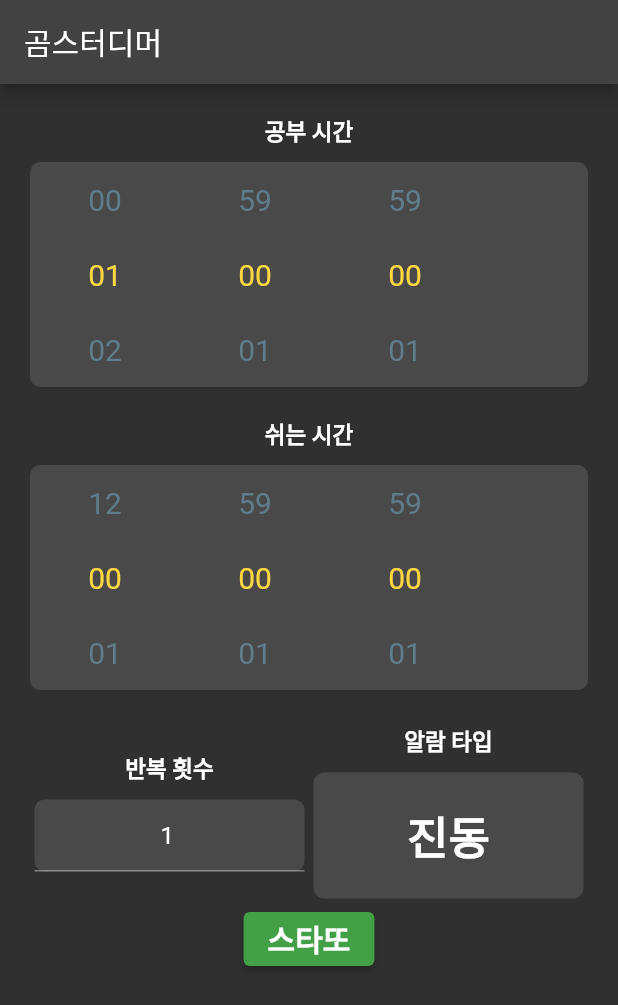
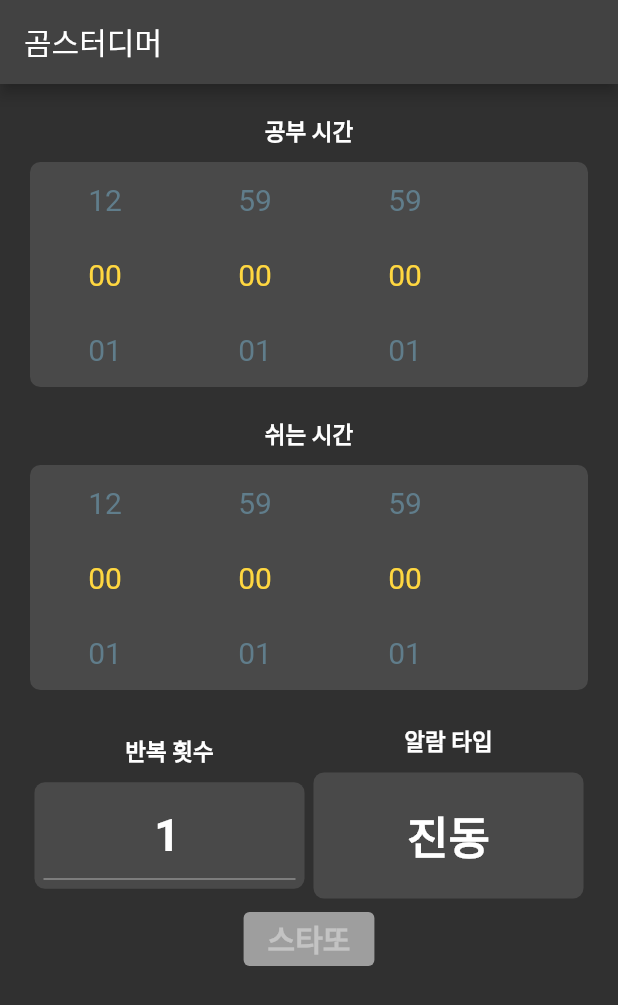
Before and after one commit to MISEONGKIM/studimer, a Flutter app: the screen it shows after launch, on a phone screen of 412 x 824 dp. Shown: the top 1005 px of the screen. Run offline on Flutter 3.47's test engine with Material 2 defaults, Android fonts, the phone set to English and light mode, and no system bars; drawn by our look-alikes of numberpicker; our stand-ins replace floor, sqflite; accounts and stored records are empty; generated files the repository leaves out were written again.

Commit message:
fix : timer, repeat text widget add

```diff
--- a/lib/src/data/models/internal/study_cycle.dart
+++ b/lib/src/data/models/internal/study_cycle.dart
@@ -2,8 +2,8 @@ import 'notice.dart';
 
 class StudyCycle {
   int? id;
-  Duration studyTime = const Duration(hours: 1);
-  Duration restTime = const Duration(hours: 0);
+  Duration studyTime = Duration.zero;
+  Duration restTime = Duration.zero;
   int? repeat = 1;
   Notice? notice = Notice.noticeList[0];
 
--- a/lib/src/presentation/providers/cycle_option_provider.dart
+++ b/lib/src/presentation/providers/cycle_option_provider.dart
@@ -7,6 +7,12 @@ class CycleOptionProvider extends ChangeNotifier {
   late StudyCycle oneCycle = StudyCycle();
   FocusNum focusOn = FocusNum.none;
   TimerStatus timerStatus = TimerStatus.cancle;
+  bool isStudyMode = true;
+  bool isTimerBtnDisabled = true;
+
+  CycleOptionProvider() {
+    checkIsTimeBtnDisabled();
+  }
 
   setFocusOn(FocusNum value) {
     if (value != FocusNum.none && timerStatus == TimerStatus.start) return;
@@ -14,12 +20,20 @@ class CycleOptionProvider extends ChangeNotifier {
     notifyListeners();
   }
 
+  checkIsTimeBtnDisabled() {
+    isTimerBtnDisabled = oneCycle.restTime == Duration.zero &&
+        oneCycle.studyTime == Duration.zero;
+    notifyListeners();
+  }
+
   setStudyTime(Duration newTime) {
     oneCycle.studyTime = newTime;
+    checkIsTimeBtnDisabled();
   }
 
   setRestTime(Duration newTime) {
     oneCycle.restTime = newTime;
+    checkIsTimeBtnDisabled();
   }
 
   setRepeat(int value) {
--- a/lib/src/presentation/providers/timer_provider.dart
+++ b/lib/src/presentation/providers/timer_provider.dart
@@ -1,3 +1,5 @@
+import 'dart:async';
+
 import 'package:flutter/cupertino.dart';
 
 class TimerProvider extends ChangeNotifier {
@@ -5,16 +7,27 @@ class TimerProvider extends ChangeNotifier {
   int minuate = 0;
   int second = 0;
   final Function setTime;
+  late Timer _timer;
+  bool z = true;
 
-  TimerProvider(Duration duration, this.setTime) {
+  TimerProvider(Duration duration, this.setTime, this.z) {
+    durationConvert(duration);
+  }
+
+  durationConvert(Duration duration) {
     hour = duration.inHours;
     minuate = duration.inMinutes.remainder(60);
     second = duration.inSeconds.remainder(60);
+    notifyListeners();
   }
 
   _notify() {
     setTime(Duration(hours: hour, minutes: minuate, seconds: second));
     notifyListeners();
+  }
+
+  String lpadZeroFormatter(int value) {
+    return value > 9 ? value.toString() : '0$value';
   }
 
   setHour(int value) {
@@ -31,4 +44,26 @@ class TimerProvider extends ChangeNotifier {
     second = value;
     _notify();
   }
+
+  start(Duration time, {required Function() cancelNextExec}) {
+    int seconds = time.inSeconds;
+    _timer = Timer.periodic(const Duration(seconds: 1), (timer) {
+      seconds -= 1;
+      print(seconds);
+      durationConvert(Duration(seconds: seconds));
+      if (seconds == 0) {
+        stop(cancelNextExec: cancelNextExec);
+      }
+    });
+  }
+
+  stop({required Function() cancelNextExec}) {
+    cancelNextExec();
+    _timer.cancel();
+  }
+
+  cancle() {
+    _timer.cancel();
+    //시간 값 초기화 ?
+  }
 }
--- a/lib/src/presentation/views/main_view.dart
+++ b/lib/src/presentation/views/main_view.dart
@@ -1,6 +1,7 @@
 import 'package:flutter/material.dart';
 import 'package:studimer/src/core/common/provider_consumer.dart';
 import 'package:studimer/src/core/resources/type.dart';
+import 'package:studimer/src/presentation/providers/timer_provider.dart';
 import 'package:studimer/src/presentation/widgets/notice/index.dart';
 import 'package:studimer/src/presentation/widgets/repeat/index.dart';
 import 'package:studimer/src/presentation/widgets/timer/index.dart';
@@ -23,24 +24,27 @@ class MainView extends StatelessWidget {
       ),
       body: Container(
         padding: const EdgeInsets.all(20),
-        child: CycleOptionPrvdConsumer(
-            builder: (context, provider) => Column(
-                  children: [
+        child: CycleOptionPrvdConsumer(builder: (context, provider) {
+          final TimerProvider studyTmProvider = TimerProvider(
+              provider.oneCycle.studyTime, provider.setStudyTime, true);
+
+          final TimerProvider restTmProvider = TimerProvider(
+              provider.oneCycle.restTime, provider.setStudyTime, false);
+
+          return Column(children: [
             _enableCheck(
                 provider.focusOn,
                 FocusNum.studytime,
                 TimerWidget(
                     title: '공부 시간',
-                            time: provider.oneCycle.studyTime,
-                            setTime: provider.setStudyTime,
+                    timerProvider: studyTmProvider,
                     focusNum: FocusNum.studytime)),
             _enableCheck(
                 provider.focusOn,
                 FocusNum.resttime,
                 TimerWidget(
                   title: '쉬는 시간',
-                          time: provider.oneCycle.restTime,
-                          setTime: provider.setRestTime,
+                  timerProvider: restTmProvider,
                   focusNum: FocusNum.resttime,
                 )),
             Row(
@@ -52,10 +56,14 @@ class MainView extends StatelessWidget {
                     const Expanded(child: NoticeWidget()))
               ],
             ),
-                    _enableCheck(provider.focusOn, FocusNum.none,
-                        const TimerControllButton())
-                  ],
-                )),
+            _enableCheck(
+                provider.focusOn,
+                FocusNum.none,
+                TimerControllButton(
+                    studyTmProvider: studyTmProvider,
+                    restTmProvider: restTmProvider))
+          ]);
+        }),
       ),
     );
   }
--- a/lib/src/presentation/widgets/repeat/index.dart
+++ b/lib/src/presentation/widgets/repeat/index.dart
@@ -1,6 +1,6 @@
 import 'package:flutter/material.dart';
 
-import 'repeat_textfield.dart';
+import 'repeat_container.dart';
 
 class RepeatWidget extends StatelessWidget {
   const RepeatWidget({Key? key}) : super(key: key);
@@ -9,13 +9,17 @@ class RepeatWidget extends StatelessWidget {
   Widget build(BuildContext context) {
     return Container(
         padding: const EdgeInsets.all(3),
-        child: Column(mainAxisAlignment: MainAxisAlignment.center, children: [
-          const Text(
-            '반복 횟수',
-            style: TextStyle(
-                color: Colors.white, fontSize: 15, fontWeight: FontWeight.bold),
-          ),
-          RepeatTextField()
-        ]));
+        child: Column(
+            mainAxisAlignment: MainAxisAlignment.center,
+            children: const [
+              Text(
+                '반복 횟수',
+                style: TextStyle(
+                    color: Colors.white,
+                    fontSize: 15,
+                    fontWeight: FontWeight.bold),
+              ),
+              RepeatContainer()
+            ]));
   }
 }
--- /dev/null
+++ b/lib/src/presentation/widgets/repeat/repeat_container.dart
@@ -0,0 +1,19 @@
+import 'package:flutter/material.dart';
+import 'package:studimer/src/core/common/provider_consumer.dart';
+import 'package:studimer/src/core/resources/type.dart';
+
+import 'repeat_text.dart';
+import 'repeat_textfield.dart';
+
+class RepeatContainer extends StatelessWidget {
+  const RepeatContainer({Key? key}) : super(key: key);
+
+  @override
+  Widget build(BuildContext context) {
+    return CycleOptionPrvdConsumer(
+        builder: (context, provider) =>
+            provider.timerStatus == TimerStatus.start
+                ? RepeatText(provider: provider)
+                : RepeatTextField(provider: provider));
+  }
+}
--- a/lib/src/presentation/widgets/repeat/repeat_textfield.dart
+++ b/lib/src/presentation/widgets/repeat/repeat_textfield.dart
@@ -1,9 +1,10 @@
 import 'package:flutter/material.dart';
-import 'package:studimer/src/core/common/provider_consumer.dart';
 import 'package:studimer/src/core/resources/type.dart';
+import 'package:studimer/src/presentation/providers/cycle_option_provider.dart';
 
 class RepeatTextField extends StatelessWidget {
-  RepeatTextField({Key? key}) : super(key: key);
+  RepeatTextField({Key? key, required this.provider}) : super(key: key);
+  final CycleOptionProvider provider;
   final FocusNode _focus = FocusNode();
   _fieldFocusChange(
       BuildContext context, FocusNode currentFocus, dynamic provider) {
@@ -13,14 +14,16 @@ class RepeatTextField extends StatelessWidget {
 
   @override
   Widget build(BuildContext context) {
-    return CycleOptionPrvdConsumer(
-        builder: (context, provider) => Container(
+    return Container(
+        width: double.infinity,
         margin: const EdgeInsets.only(top: 10),
+        padding: const EdgeInsets.all(6),
         decoration: BoxDecoration(
           color: Colors.white12,
           borderRadius: BorderRadius.circular(7),
         ),
         child: TextFormField(
+          style: const TextStyle(fontSize: 30, fontWeight: FontWeight.bold),
           textInputAction: TextInputAction.done,
           onFieldSubmitted: (term) {
             _fieldFocusChange(context, _focus, provider);
@@ -36,6 +39,6 @@ class RepeatTextField extends StatelessWidget {
           readOnly: provider.timerStatus == TimerStatus.start,
           keyboardType: TextInputType.number,
           textAlign: TextAlign.center,
-            )));
+        ));
   }
 }
--- a/lib/src/presentation/widgets/timer/index.dart
+++ b/lib/src/presentation/widgets/timer/index.dart
@@ -7,18 +7,18 @@ import 'package:studimer/src/presentation/widgets/timer/timer_number_container.d
 import 'package:studimer/src/presentation/widgets/timer/timer_number_picker.dart';
 import 'package:studimer/src/presentation/widgets/timer/timer_number_textfield.dart';
 
+import 'timer_text_container.dart';
+
 class TimerWidget extends StatelessWidget {
-  const TimerWidget(
-      {Key? key,
-      required this.title,
-      required this.time,
-      required this.focusNum,
-      required this.setTime})
-      : super(key: key);
+  const TimerWidget({
+    Key? key,
+    required this.title,
+    required this.focusNum,
+    required this.timerProvider,
+  }) : super(key: key);
   final String title;
-  final Duration time;
   final FocusNum focusNum;
-  final void Function(Duration newTime) setTime;
+  final TimerProvider timerProvider;
   @override
   Widget build(BuildContext context) {
     return Container(
@@ -53,8 +53,10 @@ class TimerWidget extends StatelessWidget {
                             onChange: onChange,
                           );
                 return ChangeNotifierProvider(
-                    create: (_) => TimerProvider(time, setTime),
-                    child: TimerNumberContainer(childWidget: childWidget));
+                    create: (_) => timerProvider,
+                    child: provider.timerStatus == TimerStatus.start
+                        ? const TimerTextContainer()
+                        : TimerNumberContainer(childWidget: childWidget));
               }))
         ]));
   }
--- a/lib/src/presentation/widgets/timer/timer_controll_button.dart
+++ b/lib/src/presentation/widgets/timer/timer_controll_button.dart
@@ -1,15 +1,19 @@
 import 'package:flutter/material.dart';
 import 'package:studimer/src/core/common/provider_consumer.dart';
 import 'package:studimer/src/core/resources/type.dart';
+import 'package:studimer/src/presentation/providers/timer_provider.dart';
 
 class TimerControllButton extends StatelessWidget {
-  const TimerControllButton({Key? key}) : super(key: key);
-
+  const TimerControllButton(
+      {Key? key, required this.restTmProvider, required this.studyTmProvider})
+      : super(key: key);
+  final TimerProvider studyTmProvider;
+  final TimerProvider restTmProvider;
   @override
   Widget build(BuildContext context) {
     return CycleOptionPrvdConsumer(
-        builder: (context, provider) =>
-            provider.timerStatus == TimerStatus.start
+        builder: (context, provider) => provider.timerStatus ==
+                TimerStatus.start
             ? Row(children: [
                 ElevatedButton(
                     style: ElevatedButton.styleFrom(
@@ -26,17 +30,34 @@ class TimerControllButton extends StatelessWidget {
                             fontWeight: FontWeight.bold, fontSize: 20),
                         backgroundColor: Colors.brown),
                     onPressed: () {
+                      provider.isStudyMode
+                          ? studyTmProvider.stop(
+                              cancelNextExec: () =>
+                                  provider.setTimerStatus(TimerStatus.cancle))
+                          : restTmProvider.stop(
+                              cancelNextExec: () =>
+                                  provider.setTimerStatus(TimerStatus.cancle));
                       provider.setTimerStatus(TimerStatus.cancle);
                     },
                     child: const Text('뭠춰'))
               ])
             : ElevatedButton(
                 style: ElevatedButton.styleFrom(
+                    disabledBackgroundColor: Colors.grey,
                     foregroundColor: Colors.white,
                     textStyle: const TextStyle(
                         fontWeight: FontWeight.bold, fontSize: 20),
                     backgroundColor: Colors.green[600]),
-                    onPressed: () {
+                onPressed: provider.isTimerBtnDisabled
+                    ? null
+                    : () {
+                        provider.isStudyMode
+                            ? studyTmProvider.start(provider.oneCycle.studyTime,
+                                cancelNextExec: () =>
+                                    provider.setTimerStatus(TimerStatus.cancle))
+                            : restTmProvider.start(provider.oneCycle.restTime,
+                                cancelNextExec: () => provider
+                                    .setTimerStatus(TimerStatus.cancle));
                         provider.setTimerStatus(TimerStatus.start);
                       },
                 child: const Text('스타또')));
--- a/lib/src/presentation/widgets/timer/timer_number_textfield.dart
+++ b/lib/src/presentation/widgets/timer/timer_number_textfield.dart
@@ -44,7 +44,6 @@ class TimerNumberTextField extends StatelessWidget {
               final v = value == '' ? 0 : int.parse(value);
               onChange(v);
             },
-            readOnly: provider.timerStatus == TimerStatus.start,
             style: const TextStyle(fontSize: 30, fontWeight: FontWeight.bold)));
   }
 }
```
Also changed, not shown: lib/src/presentation/widgets/repeat/repeat_text.dart (added, +20 -0 lines), lib/src/presentation/widgets/timer/timer_text_container.dart (added, +17 -0 lines). Lines whose indentation alone changed are shown as unchanged.
